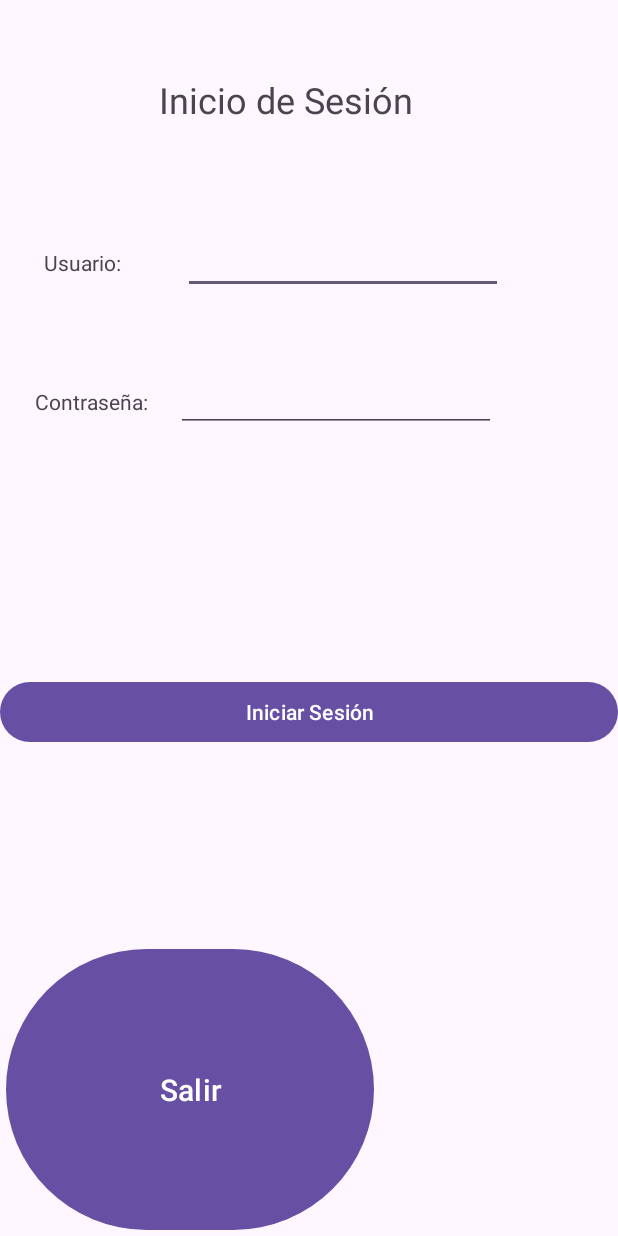
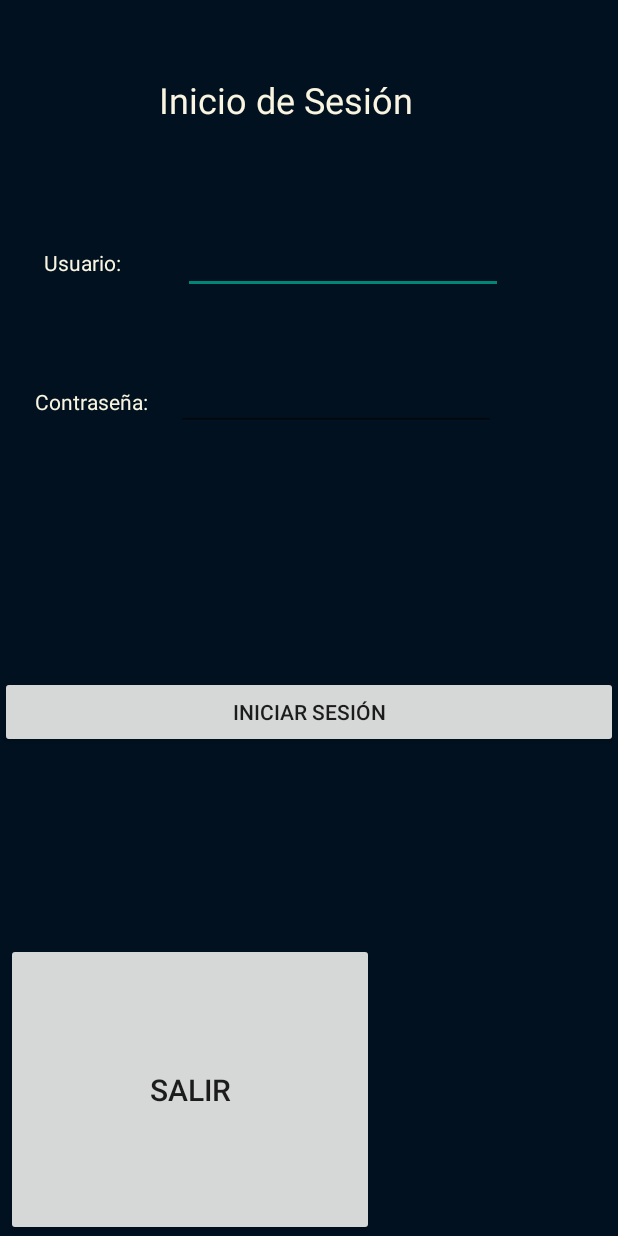
Before and after one commit to Edubedo/hmbmodel, an Android app: the screen it shows after launch (MainActivity), on a phone screen of 412 x 824 dp. Run offline under Robolectric (Android 15) with nearby library versions, the phone set to English and light mode, and no system bars.

Commit message:
Cambios incompletos(test)

```diff
--- a/app/src/main/res/layout/activity_main.xml
+++ b/app/src/main/res/layout/activity_main.xml
@@ -4,6 +4,7 @@
     xmlns:tools="http://schemas.android.com/tools"
     android:layout_width="match_parent"
     android:layout_height="match_parent"
+    android:background="#011120"
     tools:context=".MainActivity"
     tools:ignore="ExtraText">
 
@@ -14,6 +15,7 @@
         android:layout_marginStart="106dp"
         android:layout_marginTop="50dp"
         android:text="Inicio de Sesión"
+        android:textColor="#FAF5E1"
         android:textSize="24sp" />
 
     <Button
@@ -47,7 +49,7 @@
         android:layout_alignParentStart="true"
         android:layout_alignParentTop="true"
         android:layout_marginStart="117dp"
-        android:layout_marginTop="240dp"
+        android:layout_marginTop="239dp"
         android:autofillHints=""
         android:ems="10"
         android:inputType="text"
@@ -72,7 +74,8 @@
         android:layout_alignParentTop="true"
         android:layout_marginStart="29dp"
         android:layout_marginTop="165dp"
-        android:text="Usuario:" />
+        android:text="Usuario:"
+        android:textColor="#FAF5E1" />
 
     <TextView
         android:id="@+id/textView4"
@@ -82,5 +85,6 @@
         android:layout_alignParentTop="true"
         android:layout_marginStart="23dp"
         android:layout_marginTop="258dp"
-        android:text="Contraseña:" />
+        android:text="Contraseña:"
+        android:textColor="#FAF5E1" />
 </RelativeLayout>
--- a/app/src/main/res/values-night/themes.xml
+++ b/app/src/main/res/values-night/themes.xml
@@ -1,6 +1,6 @@
 <resources xmlns:tools="http://schemas.android.com/tools">
     <!-- Base application theme. -->
-    <style name="Base.Theme.Splash" parent="Theme.Material3.DayNight.NoActionBar">
+    <style name="Base.Theme.Splash" parent="Theme.AppCompat.Light.NoActionBar">
         <!-- Customize your dark theme here. -->
         <!-- <item name="colorPrimary">@color/my_dark_primary</item> -->
     </style>
--- a/app/src/main/res/values/themes.xml
+++ b/app/src/main/res/values/themes.xml
@@ -1,6 +1,6 @@
 <resources xmlns:tools="http://schemas.android.com/tools">
     <!-- Base application theme. -->
-    <style name="Base.Theme.Splash" parent="Theme.Material3.DayNight.NoActionBar">
+    <style name="Base.Theme.Splash" parent="Theme.AppCompat.Light.NoActionBar">
         <!-- Customize your light theme here. -->
         <!-- <item name="colorPrimary">@color/my_light_primary</item> -->
     </style>
```
